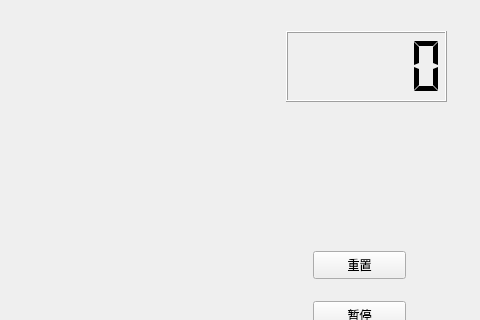
Old version of the form src/qt_headers/widget.ui in the repository Wjc1999/Data_structure_touring_simulator; both pictures show x 658 to 1138 and y 0 to 320 of the 1138 by 694 pixel window.
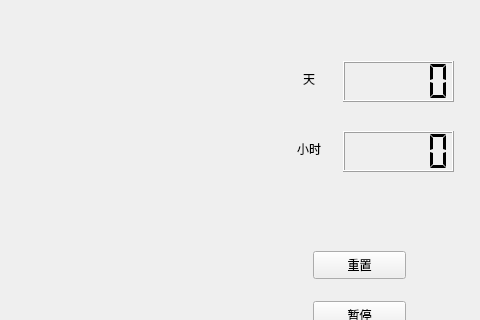
New version of the form. The open tabs and pages were chosen to show the change. Icons and pictures are not drawn. Custom widgets are drawn as their Qt base class.

```diff
--- a/src/qt_headers/widget.ui
+++ b/src/qt_headers/widget.ui
@@ -19,8 +19,8 @@
   <property name="whatsThis">
    <string>A Touring Simulation</string>
   </property>
-  <layout class="QVBoxLayout" name="verticalLayout_2">
-   <item>
+  <layout class="QGridLayout" name="gridLayout_5">
+   <item row="0" column="0">
     <widget class="QStackedWidget" name="stackedWidget">
      <property name="autoFillBackground">
       <bool>false</bool>
@@ -303,7 +303,7 @@
       </layout>
      </widget>
      <widget class="QWidget" name="StatePage">
-      <layout class="QGridLayout" name="gridLayout_5">
+      <layout class="QGridLayout" name="gridLayout_8">
        <item row="0" column="0">
         <layout class="QHBoxLayout" name="horizontalLayout_3" stretch="1,10">
          <item>
@@ -1427,25 +1427,6 @@
         <set>Qt::AlignLeading|Qt::AlignLeft|Qt::AlignVCenter</set>
        </property>
       </widget>
-      <widget class="MyClock" name="ClockSimulate">
-       <property name="geometry">
-        <rect>
-         <x>933</x>
-         <y>20</y>
-         <width>161</width>
-         <height>71</height>
-        </rect>
-       </property>
-       <property name="digitCount">
-        <number>5</number>
-       </property>
-       <property name="mode">
-        <enum>QLCDNumber::Dec</enum>
-       </property>
-       <property name="segmentStyle">
-        <enum>QLCDNumber::Flat</enum>
-       </property>
-      </widget>
       <widget class="QPushButton" name="ResetButton">
        <property name="geometry">
         <rect>
@@ -1511,6 +1492,86 @@
         <string>开始</string>
        </property>
       </widget>
+      <widget class="QWidget" name="LCD_widget" native="true">
+       <property name="geometry">
+        <rect>
+         <x>920</x>
+         <y>20</y>
+         <width>191</width>
+         <height>161</height>
+        </rect>
+       </property>
+       <widget class="QLCDNumber" name="dayLCDdiaplay">
+        <property name="geometry">
+         <rect>
+          <x>70</x>
+          <y>30</y>
+          <width>111</width>
+          <height>41</height>
+         </rect>
+        </property>
+        <property name="digitCount">
+         <number>5</number>
+        </property>
+        <property name="mode">
+         <enum>QLCDNumber::Dec</enum>
+        </property>
+        <property name="segmentStyle">
+         <enum>QLCDNumber::Flat</enum>
+        </property>
+       </widget>
+       <widget class="QLCDNumber" name="hourLCDdisplay">
+        <property name="geometry">
+         <rect>
+          <x>70</x>
+          <y>100</y>
+          <width>111</width>
+          <height>41</height>
+         </rect>
+        </property>
+        <property name="digitCount">
+         <number>5</number>
+        </property>
+        <property name="mode">
+         <enum>QLCDNumber::Dec</enum>
+        </property>
+        <property name="segmentStyle">
+         <enum>QLCDNumber::Flat</enum>
+        </property>
+       </widget>
+       <widget class="QLabel" name="day_lcd_label">
+        <property name="geometry">
+         <rect>
+          <x>0</x>
+          <y>40</y>
+          <width>72</width>
+          <height>15</height>
+         </rect>
+        </property>
+        <property name="text">
+         <string>天</string>
+        </property>
+        <property name="alignment">
+         <set>Qt::AlignCenter</set>
+        </property>
+       </widget>
+       <widget class="QLabel" name="hour_lcd_label">
+        <property name="geometry">
+         <rect>
+          <x>0</x>
+          <y>110</y>
+          <width>72</width>
+          <height>15</height>
+         </rect>
+        </property>
+        <property name="text">
+         <string>小时</string>
+        </property>
+        <property name="alignment">
+         <set>Qt::AlignCenter</set>
+        </property>
+       </widget>
+      </widget>
      </widget>
     </widget>
    </item>
@@ -1528,11 +1589,6 @@
    <extends>QLabel</extends>
    <header location="global">mymap.h</header>
   </customwidget>
-  <customwidget>
-   <class>MyClock</class>
-   <extends>QLCDNumber</extends>
-   <header location="global">myclock.h</header>
-  </customwidget>
  </customwidgets>
  <resources>
   <include location="../material/material.qrc"/>
```
Left out of the diff: 17 changed lines with no effect on the pictures.
